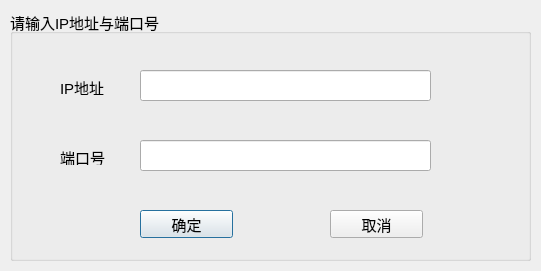
This is Demo/setip.ui in SoSuperSmall/QT as Qt 5 draws it before an edit. The edited form follows.
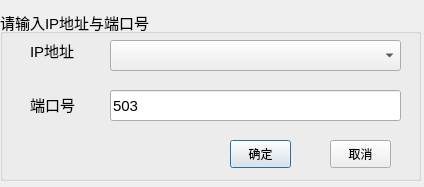
This is the edited form.

Diff of the .ui file:
```diff
--- a/Demo/setip.ui
+++ b/Demo/setip.ui
@@ -6,8 +6,8 @@
    <rect>
     <x>0</x>
     <y>0</y>
-    <width>541</width>
-    <height>271</height>
+    <width>424</width>
+    <height>187</height>
    </rect>
   </property>
   <property name="windowTitle">
@@ -16,10 +16,10 @@
   <widget class="QGroupBox" name="groupBox">
    <property name="geometry">
     <rect>
-     <x>10</x>
+     <x>0</x>
      <y>10</y>
-     <width>521</width>
-     <height>251</height>
+     <width>421</width>
+     <height>171</height>
     </rect>
    </property>
    <property name="font">
@@ -33,10 +33,10 @@
    <widget class="QLabel" name="label">
     <property name="geometry">
      <rect>
-      <x>50</x>
-      <y>70</y>
+      <x>30</x>
+      <y>30</y>
       <width>72</width>
-      <height>15</height>
+      <height>21</height>
      </rect>
     </property>
     <property name="text">
@@ -46,10 +46,10 @@
    <widget class="QLabel" name="label_2">
     <property name="geometry">
      <rect>
-      <x>50</x>
-      <y>140</y>
+      <x>30</x>
+      <y>84</y>
       <width>72</width>
-      <height>15</height>
+      <height>21</height>
      </rect>
     </property>
     <property name="text">
@@ -59,12 +59,17 @@
    <widget class="QPushButton" name="btn_ok">
     <property name="geometry">
      <rect>
-      <x>130</x>
-      <y>200</y>
-      <width>93</width>
+      <x>230</x>
+      <y>130</y>
+      <width>61</width>
       <height>28</height>
      </rect>
     </property>
+    <property name="font">
+     <font>
+      <pointsize>9</pointsize>
+     </font>
+    </property>
     <property name="text">
      <string>确定</string>
     </property>
@@ -72,31 +77,45 @@
    <widget class="QPushButton" name="btn_cancle">
     <property name="geometry">
      <rect>
-      <x>320</x>
-      <y>200</y>
-      <width>93</width>
+      <x>330</x>
+      <y>130</y>
+      <width>61</width>
       <height>28</height>
      </rect>
     </property>
+    <property name="font">
+     <font>
+      <pointsize>9</pointsize>
+     </font>
+    </property>
     <property name="text">
      <string>取消</string>
     </property>
    </widget>
-   <widget class="QLineEdit" name="test_ip">
+   <widget class="QLineEdit" name="test_port">
     <property name="geometry">
      <rect>
-      <x>130</x>
-      <y>60</y>
+      <x>110</x>
+      <y>80</y>
       <width>291</width>
       <height>31</height>
      </rect>
     </property>
+    <property name="focusPolicy">
+     <enum>Qt::WheelFocus</enum>
+    </property>
+    <property name="toolTip">
+     <string/>
+    </property>
+    <property name="text">
+     <string>503</string>
+    </property>
    </widget>
-   <widget class="QLineEdit" name="test_port">
+   <widget class="QComboBox" name="test_ip">
     <property name="geometry">
      <rect>
-      <x>130</x>
-      <y>130</y>
+      <x>110</x>
+      <y>30</y>
       <width>291</width>
       <height>31</height>
      </rect>
```
